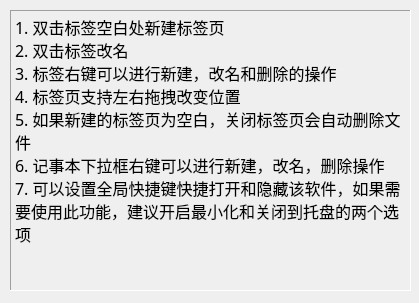
First picture: the form in helpdialog.ui, repository magicdmer/EasyNoteX, before the edit.
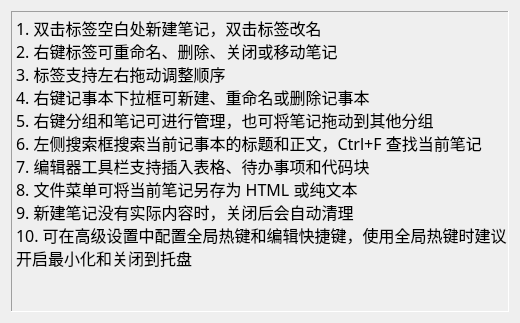
Second picture: the form after the edit.

Commit message: chore: 优化帮助对话框，补充功能内容，支持内容区域自缩放

Diff of the .ui file:
```diff
--- a/helpdialog.ui
+++ b/helpdialog.ui
@@ -6,8 +6,8 @@
    <rect>
     <x>0</x>
     <y>0</y>
-    <width>419</width>
-    <height>303</height>
+    <width>520</width>
+    <height>323</height>
    </rect>
   </property>
   <property name="font">
@@ -19,15 +19,9 @@
   <property name="windowTitle">
    <string>帮助</string>
   </property>
+  <layout class="QVBoxLayout" name="verticalLayout">
+   <item>
   <widget class="QLabel" name="label">
-   <property name="geometry">
-    <rect>
-     <x>10</x>
-     <y>10</y>
-     <width>401</width>
-     <height>281</height>
-    </rect>
-   </property>
    <property name="font">
     <font>
      <family>微软雅黑</family>
@@ -41,13 +35,16 @@
     <enum>QFrame::Sunken</enum>
    </property>
    <property name="text">
-    <string>1. 双击标签空白处新建标签页
-2. 双击标签改名
-3. 标签右键可以进行新建，改名和删除的操作
-4. 标签页支持左右拖拽改变位置
-5. 如果新建的标签页为空白，关闭标签页会自动删除文件
-6. 记事本下拉框右键可以进行新建，改名，删除操作
-7. 可以设置全局快捷键快捷打开和隐藏该软件，如果需要使用此功能，建议开启最小化和关闭到托盘的两个选项</string>
+      <string>1. 双击标签空白处新建笔记，双击标签改名
+2. 右键标签可重命名、删除、关闭或移动笔记
+3. 标签支持左右拖动调整顺序
+4. 右键记事本下拉框可新建、重命名或删除记事本
+5. 右键分组和笔记可进行管理，也可将笔记拖动到其他分组
+6. 左侧搜索框搜索当前记事本的标题和正文，Ctrl+F 查找当前笔记
+7. 编辑器工具栏支持插入表格、待办事项和代码块
+8. 文件菜单可将当前笔记另存为 HTML 或纯文本
+9. 新建笔记没有实际内容时，关闭后会自动清理
+10. 可在高级设置中配置全局热键和编辑快捷键，使用全局热键时建议开启最小化和关闭到托盘</string>
    </property>
    <property name="textFormat">
     <enum>Qt::PlainText</enum>
@@ -59,6 +56,8 @@
     <bool>true</bool>
    </property>
   </widget>
+   </item>
+  </layout>
  </widget>
  <resources/>
  <connections/>
```
Lines whose indentation alone changed are shown as unchanged. The commit also changes 1 other file.
